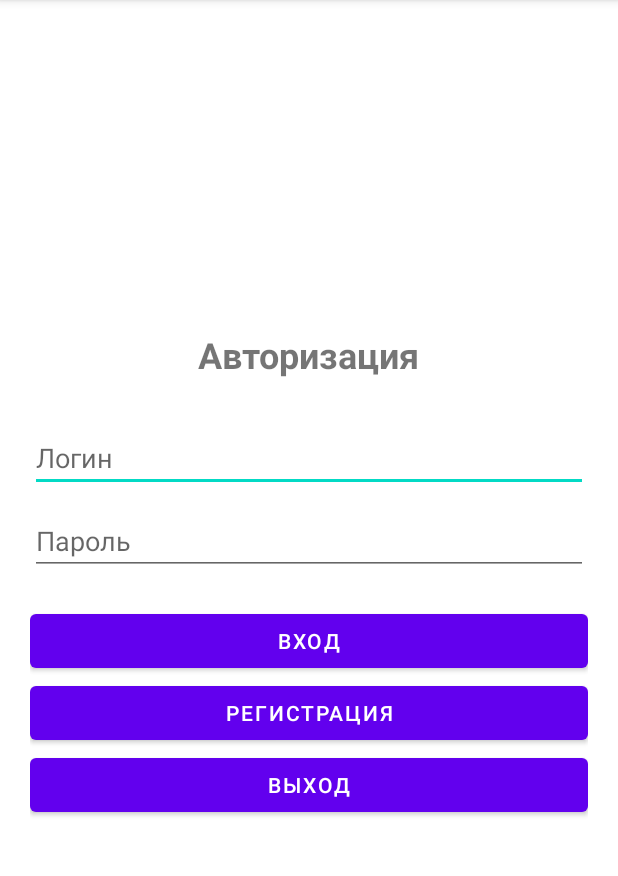
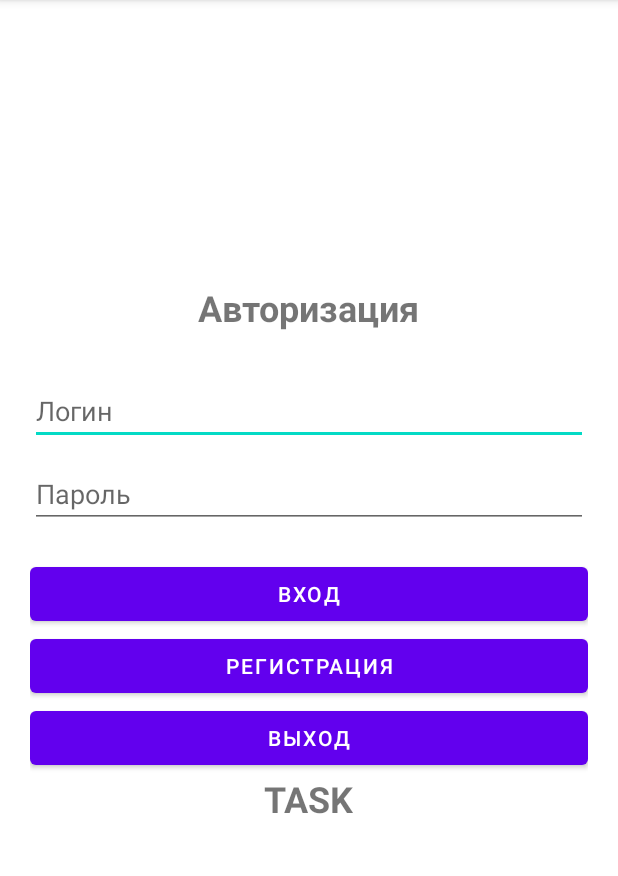
Before and after one commit to youshum1tsy/AndroidDevelopment, an Android app: the screen it shows after launch (HelloActivity), on a phone screen of 412 x 824 dp, the part 84-960 px from its top. Run offline under Robolectric (Android 15) with nearby library versions, the phone set to English and light mode, and no system bars.

Commit message:
lab-2-task-1: complete

```diff
--- a/app/src/main/java/com/example/androiddevelopment/HelloActivity.kt
+++ b/app/src/main/java/com/example/androiddevelopment/HelloActivity.kt
@@ -6,10 +6,22 @@ import android.os.Bundle
 import android.util.Log
 import android.widget.Button
 import android.widget.EditText
+import android.widget.TextView
+import androidx.activity.result.ActivityResult
+import androidx.activity.result.contract.ActivityResultContracts
 import androidx.appcompat.app.AppCompatActivity
 
 class HelloActivity : AppCompatActivity() {
     private val TAG = "HelloActivity"
+
+    private val startForResult = registerForActivityResult(ActivityResultContracts.StartActivityForResult()) {
+        result ->
+        if (result.resultCode == Activity.RESULT_OK) {
+            val returnedText = result.data?.getStringExtra("TEXT_TASK")
+            val myLabel: TextView = findViewById(R.id.TV_TASK)
+            myLabel.text = returnedText
+        }
+    }
 
     override fun onCreate(savedInstanceState: Bundle?) {
         super.onCreate(savedInstanceState)
@@ -23,7 +35,7 @@ class HelloActivity : AppCompatActivity() {
         }
         btnLogin.setOnClickListener {
             val intent = Intent(this, MenuActivity::class.java)
-            startActivity(intent)
+            startForResult.launch(intent)
         }
         if (savedInstanceState != null) {
             val savedText = savedInstanceState.getString("key_login")
--- a/app/src/main/java/com/example/androiddevelopment/ProfileActivity.kt
+++ b/app/src/main/java/com/example/androiddevelopment/ProfileActivity.kt
@@ -10,12 +10,10 @@ class ProfileActivity : AppCompatActivity() {
     override fun onCreate(savedInstanceState: Bundle?) {
         super.onCreate(savedInstanceState)
         setContentView(R.layout.activity_profile)
-
         val btnChangePassword = findViewById<Button>(R.id.btnChangePassword)
         btnChangePassword.setOnClickListener {
             android.widget.Toast.makeText(this, "Функция смены пароля в разработке", android.widget.Toast.LENGTH_SHORT).show()
         }
-
         findViewById<Button>(R.id.btnBack).setOnClickListener { finish() }
     }
 }
--- a/app/src/main/java/com/example/androiddevelopment/RegistrationActivity.kt
+++ b/app/src/main/java/com/example/androiddevelopment/RegistrationActivity.kt
@@ -23,6 +23,7 @@ class RegistrationActivity : AppCompatActivity() {
         findViewById<Button>(R.id.btnSubmitReg).setOnClickListener {
             finish()
         }
+
     }
 
     override fun onSaveInstanceState(outState: Bundle) {
--- a/app/src/main/res/layout/activity_hello.xml
+++ b/app/src/main/res/layout/activity_hello.xml
@@ -48,4 +48,12 @@
         android:text="@string/btn_exit"
         android:layout_height="wrap_content" />
 
+    <TextView
+        android:id="@+id/TV_TASK"
+        android:layout_width="wrap_content"
+        android:layout_height="wrap_content"
+        android:layout_marginBottom="30dp"
+        android:text="TASK"
+        android:textSize="24sp"
+        android:textStyle="bold" />
 </LinearLayout>
--- a/app/src/main/res/layout/activity_menu.xml
+++ b/app/src/main/res/layout/activity_menu.xml
@@ -18,5 +18,5 @@
     <Button android:id="@+id/btnSettings" android:text="@string/btn_settings" android:layout_width="match_parent" android:layout_height="wrap_content" />
     <Button android:id="@+id/btnProblem" android:text="@string/btn_report" android:layout_width="match_parent" android:layout_height="wrap_content"/>
     <Button android:id="@+id/btnExit" android:text="@string/btn_exit" android:layout_width="match_parent" android:layout_height="wrap_content"/>
-
+    <EditText android:id="@+id/etTask" android:hint="Task" android:layout_width="match_parent" android:layout_height="wrap_content" android:inputType="text" />
 </LinearLayout>
```
Also changed, not shown: app/src/main/java/com/example/androiddevelopment/MenuActivity.kt (+6 -4 lines).
